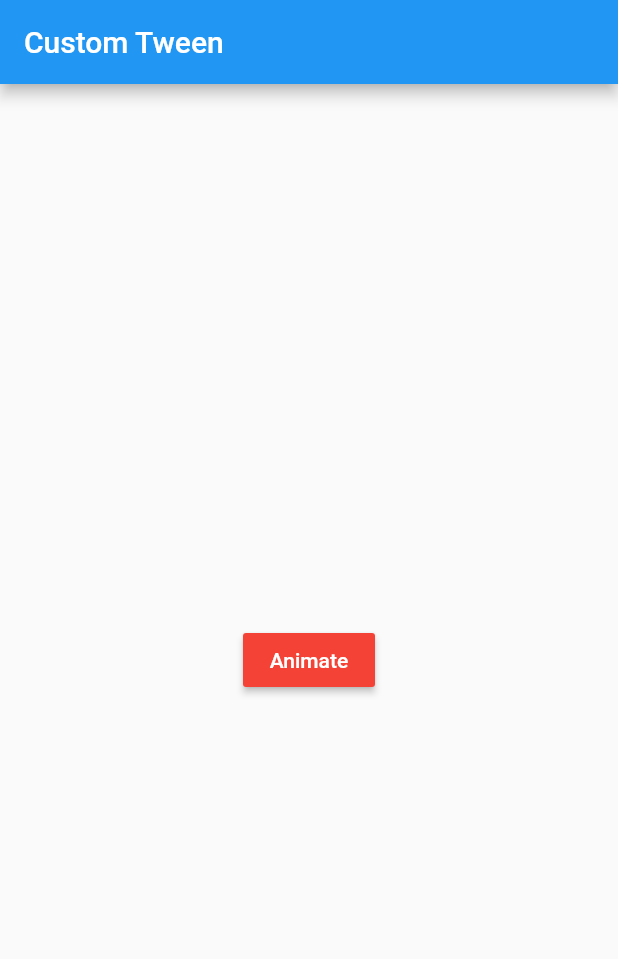
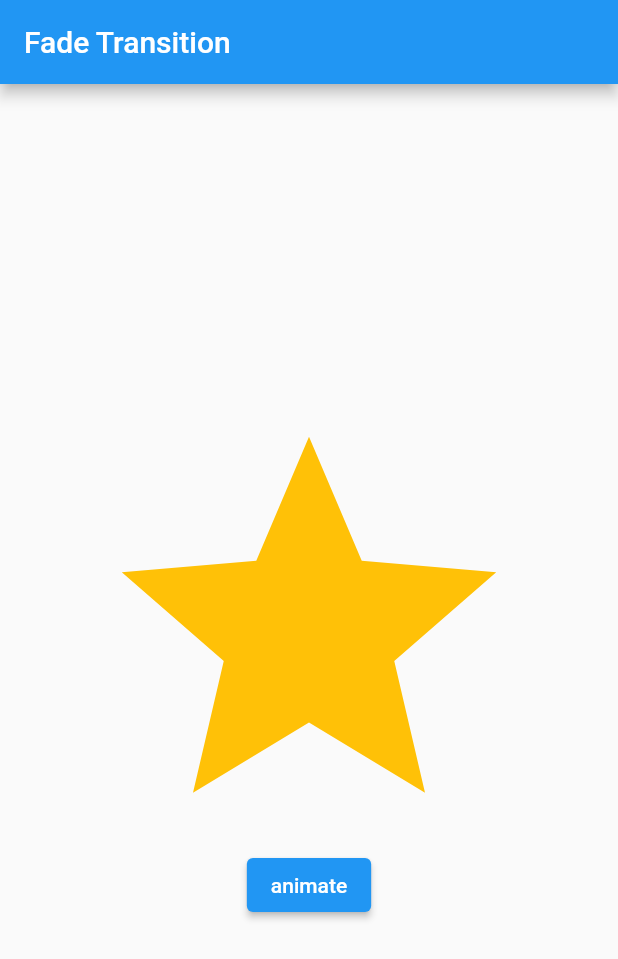
Before and after one commit to fenturechance/flutterPractice2021, a Flutter app: the screen it shows after launch, on a phone screen of 412 x 824 dp. Shown: the top 959 px of the screen. Run offline on Flutter 3.47's test engine with Material 2 defaults, Android fonts, the phone set to English and light mode, and no system bars.

Commit message:
TickerFuture / animateBack / animateTo / FadeTransition / CurvedAnimation / Tween

```diff
--- a/lib/main.dart
+++ b/lib/main.dart
@@ -15,44 +15,28 @@ class HomePage extends StatefulWidget {
 
 class _HomePageState extends State<HomePage>
     with SingleTickerProviderStateMixin {
-  static const Duration duration = Duration(seconds: 3);
-  late final AnimationController controller;
-  late final Animation<Color?> animation;
-
-  static final colors = [
-    Colors.red,
-    Colors.orange,
-    Colors.yellow,
-    Colors.green,
-    Colors.blue,
-    Colors.indigo,
-    Colors.purple,
-  ];
+  late final AnimationController _controller;
+  late final Animation<double> _animation;
+  late final CurvedAnimation _curve;
   @override
   void initState() {
     super.initState();
+    _controller = AnimationController(
+      vsync: this,
+      duration: const Duration(milliseconds: 500),
+    );
 
-    final sequenceItems = <TweenSequenceItem<Color?>>[];
+    _curve = CurvedAnimation(parent: _controller, curve: Curves.easeIn);
 
-    for (var i = 0; i < colors.length; i++) {
-      final beginColor = colors[i];
-      final endColor = colors[(i + 1) % colors.length];
-      final weight = 1 / colors.length;
-
-      sequenceItems.add(
-        TweenSequenceItem<Color?>(
-          tween: ColorTween(begin: beginColor, end: endColor),
-          weight: weight,
-        ),
-      );
-    }
-    controller = AnimationController(duration: duration, vsync: this);
-    animation = TweenSequence<Color?>(sequenceItems).animate(controller);
+    _animation = Tween(
+      begin: 1.0,
+      end: 0.0,
+    ).animate(_curve);
   }
 
   @override
   void dispose() {
-    controller.dispose();
+    _controller.dispose();
     super.dispose();
   }
 
@@ -60,22 +44,30 @@ class _HomePageState extends State<HomePage>
   Widget build(BuildContext context) {
     return Scaffold(
       appBar: AppBar(
-        title: const Text('Custom Tween'),
+        title: const Text(
+          'Fade Transition',
+        ),
       ),
       body: Center(
-        child: AnimatedBuilder(
-          animation: animation,
-          builder: (context, child) {
-            return MaterialButton(
-              color: animation.value,
-              onPressed: () async {
-                await controller.forward();
-                controller.reset();
-              },
-              child: child,
-            );
-          },
-          child: const Text('Animate', style: TextStyle(color: Colors.white)),
+        child: Column(
+          mainAxisSize: MainAxisSize.min,
+          children: <Widget>[
+            FadeTransition(
+              opacity: _animation,
+              child: const Icon(
+                Icons.star,
+                color: Colors.amber,
+                size: 300,
+              ),
+            ),
+            ElevatedButton(
+              child: const Text('animate'),
+              onPressed: () => setState(() {
+                _controller.animateTo(1.0).then<TickerFuture>(
+                    (value) => _controller.animateBack(0.0));
+              }),
+            ),
+          ],
         ),
       ),
     );
```
